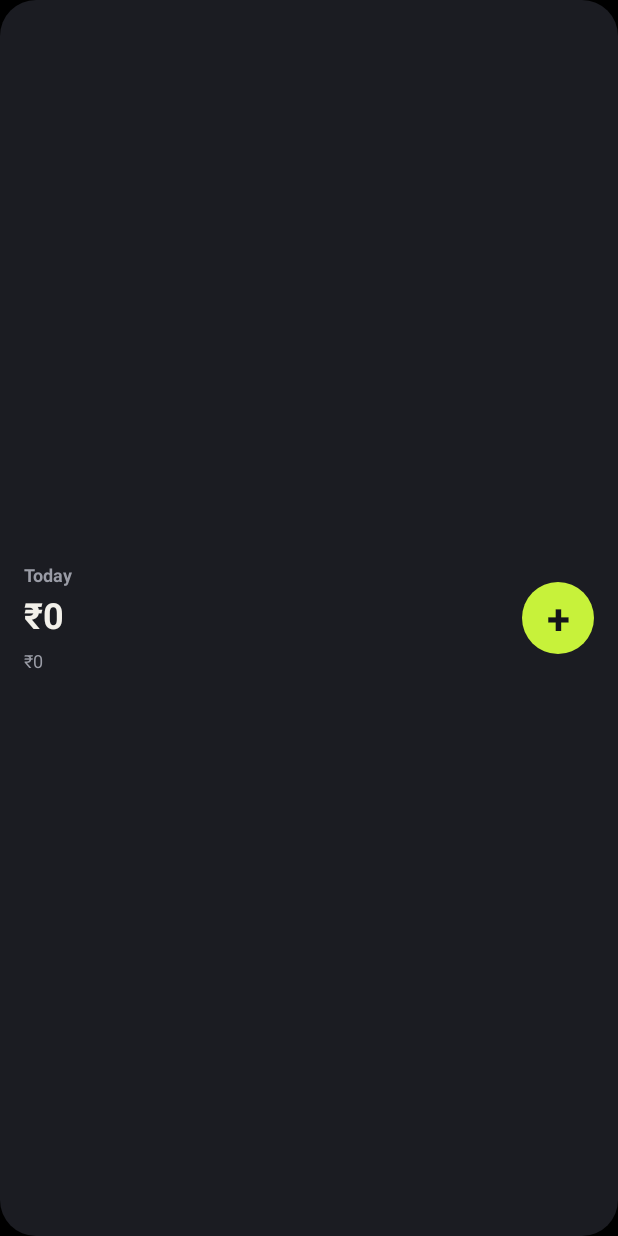
After one commit to aicon-hub/hisab, an Android app: the layout widget_quick.xml on its own in the app's theme, with its tools: preview values and no code run, on a phone screen of 412 x 824 dp. The commit adds this screen. Run offline under Robolectric (Android 15) with nearby library versions, the phone set to English and light mode, and no system bars; Roboto replaces fonts that are not available here.

Commit message:
1.0.6: home widget, month-end forecast

```diff
--- a/studio/build.gradle
+++ b/studio/build.gradle
@@ -9,8 +9,8 @@ android {
   minSdk 26
   targetSdk 35
   ndk { abiFilters 'arm64-v8a' }
-  versionCode 28
-  versionName '1.0.5-pro'
+  versionCode 29
+  versionName '1.0.6-pro'
  }
  testOptions { unitTests.includeAndroidResources = true; unitTests.all { systemProperty "robolectric.dependency.repo.url", "https://maven-central.storage-download.googleapis.com/maven2"; maxHeapSize = "512m"; forkEvery = 1 } }
  compileOptions { sourceCompatibility JavaVersion.VERSION_17; targetCompatibility JavaVersion.VERSION_17 }
--- a/studio/src/main/AndroidManifest.xml
+++ b/studio/src/main/AndroidManifest.xml
@@ -10,6 +10,7 @@
  <uses-feature android:name="android.hardware.telephony" android:required="false"/>
  <application android:label="Hisab Studio 2" android:extractNativeLibs="false" android:theme="@style/AppTheme" android:icon="@mipmap/ic_launcher" android:allowBackup="false" android:supportsRtl="true" android:usesCleartextTraffic="false">
   <meta-data android:name="com.google.mlkit.vision.DEPENDENCIES" android:value="ocr"/>
+  <receiver android:name="in.aicon.hisab.HisabWidget" android:exported="false"><intent-filter><action android:name="android.appwidget.action.APPWIDGET_UPDATE"/></intent-filter><meta-data android:name="android.appwidget.provider" android:resource="@xml/widget_quick_info"/></receiver>
   <receiver android:name="in.aicon.hisab.BankSms" android:exported="true" android:permission="android.permission.BROADCAST_SMS"><intent-filter><action android:name="android.provider.Telephony.SMS_RECEIVED"/></intent-filter></receiver>
   <receiver android:name="in.aicon.hisab.AutoRemind" android:exported="true"><intent-filter><action android:name="android.intent.action.BOOT_COMPLETED"/><action android:name="android.intent.action.MY_PACKAGE_REPLACED"/></intent-filter></receiver>
   <receiver android:name="in.aicon.hisab.Reminders" android:exported="true"><intent-filter><action android:name="android.intent.action.BOOT_COMPLETED"/><action android:name="android.intent.action.MY_PACKAGE_REPLACED"/></intent-filter></receiver>
--- a/studio/src/main/java/in/aicon/hisab/HomePage.java
+++ b/studio/src/main/java/in/aicon/hisab/HomePage.java
@@ -34,7 +34,10 @@ final class HomePage {
   if (totalBudget > 0) { Charts.Pace p = new Charts.Pace(a, Math.max(0f, budgeted / (float) totalBudget), (today.getDayOfMonth() - 1f) / ym.lengthOfMonth(), Ui.onAccent, Ui.onAccentTrack); hero.addView(p, Ui.lpm(-1, Ui.dp(26), 0, 12, 0, 0)); hero.addView(Ui.text(a, "Thin mark shows where the month is today", 11.5f, Ui.onAccentFaint, false)); }
   LinearLayout stats = Ui.row(a); stats.setPadding(0, Ui.dp(16), 0, 0);
   stats.addView(stat(a, "Income", Fmt.money(income)), Ui.weight(1)); stats.addView(stat(a, "Spent", Fmt.money(spent)), Ui.weight(1)); stats.addView(stat(a, "Net", Fmt.money(income - spent)), Ui.weight(1));
-  hero.addView(stats); if (secHero) c.addView(hero);
+  hero.addView(stats);
+  long pace = Forecast.monthEnd(db, today);
+  if (pace > 0) hero.addView(Ui.text(a, "At this pace, " + Fmt.month(ym) + " ends around " + Fmt.money(pace), 12.5f, Ui.onAccentSub, false), Ui.lpm(-1, -2, 0, 10, 0, 0));
+  if (secHero) c.addView(hero);
 
   long dailyLimit = 0; try { dailyLimit = Long.parseLong(db.pref("dailyLimit", "0")); } catch (Exception e) {}
   if (dailyLimit > 0 && HomeCustom.on(db, "leftToday")) {
--- a/studio/src/main/java/in/aicon/hisab/Settings.java
+++ b/studio/src/main/java/in/aicon/hisab/Settings.java
@@ -141,7 +141,7 @@ final class Settings {
    if (sec.equals("about")) {
    LinearLayout ab = Ui.card(a);
    ab.addView(Ui.text(a, "Hisab by AiCoN", 16, Ui.ink, true)); TextView t = Ui.text(a, "Free and open source under GPL-3.0. No ads, no tracking, no server. Your entries stay on this phone. Hisab never charges or adds interest.", 13.5f, Ui.muted, false); t.setPadding(0, Ui.dp(8), 0, Ui.dp(10)); ab.addView(t);
-   ab.addView(Ui.text(a, "Version 1.0.5 test build", 12.5f, Ui.muted, true));
+   ab.addView(Ui.text(a, "Version 1.0.6 test build", 12.5f, Ui.muted, true));
    ab.addView(Ui.divider(a), Ui.lpm(-1, -2, 0, 14, 0, 0));
    ab.addView(item(a, "share", "Share Hisab with a friend", "Recommend the app and how to install it", () -> shareHisab(a)));
    ab.addView(item(a, "info", "Section guides", "Short explanations, shown once per section · tap to see them again", () -> { a.db.getWritableDatabase().delete("prefs", "k LIKE 'infoSeen_%'", null); a.toast("Guides will show again when you open each section", null); a.closeAll(); open(a); }));
--- a/studio/src/main/java/in/aicon/hisab/Store.java
+++ b/studio/src/main/java/in/aicon/hisab/Store.java
@@ -43,7 +43,7 @@ final class Store extends SQLiteOpenHelper {
  void setPref(String k, String v) { ContentValues cv = new ContentValues(); cv.put("k", k); cv.put("v", v); getWritableDatabase().insertWithOnConflict("prefs", null, cv, SQLiteDatabase.CONFLICT_REPLACE); }
  boolean flag(String k, boolean def) { return pref(k, def ? "1" : "0").equals("1"); }
  /** Any stored data changed: ask DriveBackup to mirror it (no-op when backup is off). */
- private void changed() { try { DriveBackup.dataChanged(this); } catch (Exception ignored) {} }
+ private void changed() { try { DriveBackup.dataChanged(this); } catch (Exception ignored) {} try { HisabWidget.refresh(ctx); } catch (Exception ignored) {} }
 
  List<Acc> accounts() {
   List<Acc> l = new ArrayList<>();
--- /dev/null
+++ b/studio/src/main/res/drawable/widget_bg.xml
@@ -0,0 +1,5 @@
+<?xml version="1.0" encoding="utf-8"?>
+<shape xmlns:android="http://schemas.android.com/apk/res/android" android:shape="rectangle">
+ <solid android:color="#FF1B1C22"/>
+ <corners android:radius="24dp"/>
+</shape>
--- /dev/null
+++ b/studio/src/main/res/drawable/widget_plus.xml
@@ -0,0 +1,4 @@
+<?xml version="1.0" encoding="utf-8"?>
+<shape xmlns:android="http://schemas.android.com/apk/res/android" android:shape="oval">
+ <solid android:color="#FFC7F23A"/>
+</shape>
--- /dev/null
+++ b/studio/src/main/res/layout/widget_quick.xml
@@ -0,0 +1,57 @@
+<?xml version="1.0" encoding="utf-8"?>
+<LinearLayout xmlns:android="http://schemas.android.com/apk/res/android"
+ android:id="@+id/widgetRoot"
+ android:layout_width="match_parent"
+ android:layout_height="match_parent"
+ android:orientation="horizontal"
+ android:gravity="center_vertical"
+ android:background="@drawable/widget_bg"
+ android:padding="16dp">
+
+ <LinearLayout
+  android:layout_width="0dp"
+  android:layout_height="wrap_content"
+  android:layout_weight="1"
+  android:orientation="vertical">
+
+  <TextView
+   android:id="@+id/widgetLabel"
+   android:layout_width="wrap_content"
+   android:layout_height="wrap_content"
+   android:text="Today"
+   android:textSize="12sp"
+   android:textColor="#FF9A9CA6"
+   android:textStyle="bold"/>
+
+  <TextView
+   android:id="@+id/widgetToday"
+   android:layout_width="wrap_content"
+   android:layout_height="wrap_content"
+   android:layout_marginTop="2dp"
+   android:text="₹0"
+   android:textSize="24sp"
+   android:textColor="#FFF2F0EA"
+   android:textStyle="bold"/>
+
+  <TextView
+   android:id="@+id/widgetTotal"
+   android:layout_width="wrap_content"
+   android:layout_height="wrap_content"
+   android:layout_marginTop="6dp"
+   android:text="₹0"
+   android:textSize="12sp"
+   android:textColor="#FF9A9CA6"/>
+ </LinearLayout>
+
+ <TextView
+  android:id="@+id/widgetPlus"
+  android:layout_width="48dp"
+  android:layout_height="48dp"
+  android:gravity="center"
+  android:background="@drawable/widget_plus"
+  android:text="+"
+  android:textSize="28sp"
+  android:textColor="#FF14151A"
+  android:textStyle="bold"
+  android:contentDescription="Add expense"/>
+</LinearLayout>
--- a/studio/src/main/res/values/strings.xml
+++ b/studio/src/main/res/values/strings.xml
@@ -4,4 +4,5 @@
  <string name="shortcut_expense_long">Add an expense</string>
  <string name="shortcut_income_short">Add income</string>
  <string name="shortcut_income_long">Add income</string>
+ <string name="widget_desc">Today spend, total expense, and quick add</string>
 </resources>
```
Also changed, not shown: studio/src/main/java/in/aicon/hisab/Forecast.java (added, +18 -0 lines), studio/src/main/java/in/aicon/hisab/HisabWidget.java (added, +50 -0 lines), studio/src/main/res/xml/widget_quick_info.xml (added, +11 -0 lines), 2 other files.
